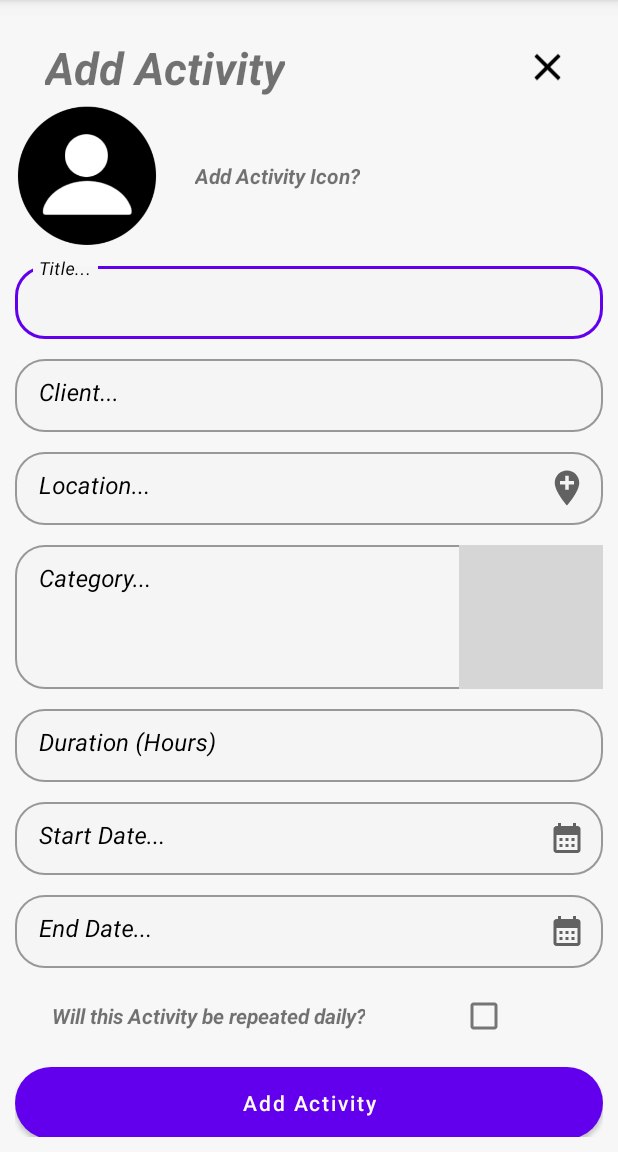
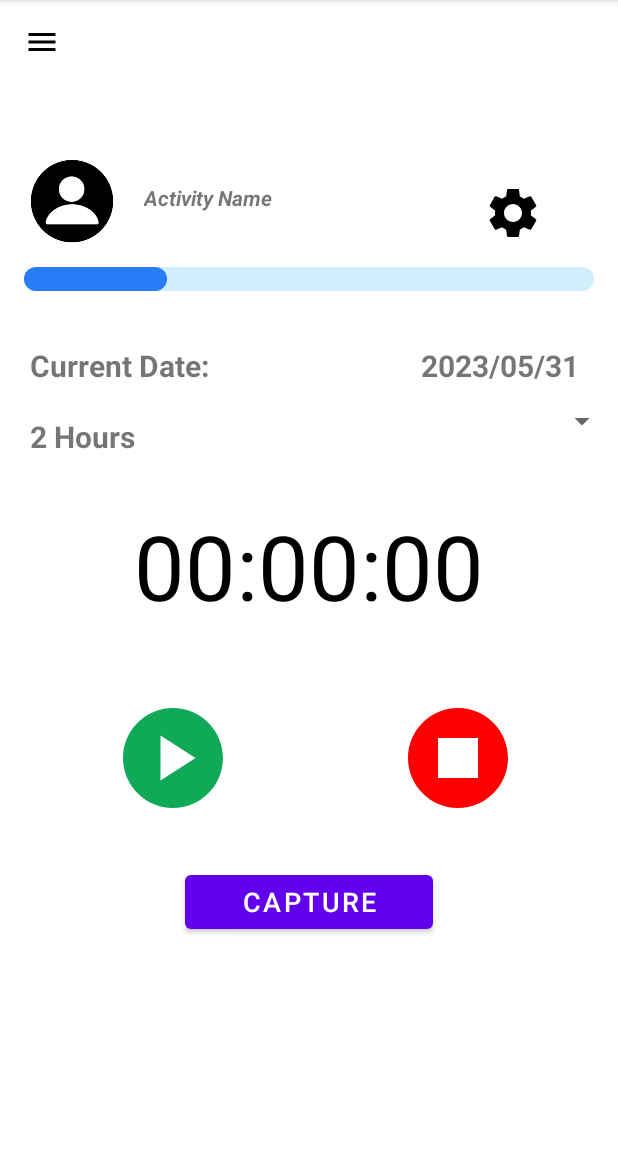
Before and after one commit to GabrielGrobb/opsc7311_part2, an Android app: the screen it shows after launch (AddActivity before the commit, TestActivity after it), on a phone screen of 412 x 824 dp, the part 84-1236 px from its top. Run offline under Robolectric (Android 15) with nearby library versions, the phone set to English and light mode, and no system bars; 5 statements that could not run were skipped; grey boxes are pictures that could not be loaded.

Commit message:
Testing the burger menu. Added TestActivity as a dummy class to not affect other code.

```diff
--- a/app/build.gradle
+++ b/app/build.gradle
@@ -34,6 +34,7 @@ android {
 
 dependencies {
 
+    implementation 'com.google.android.material:material:1.0.0'
     implementation 'androidx.core:core-ktx:1.7.0'
     implementation 'androidx.appcompat:appcompat:1.6.1'
     implementation 'com.google.android.material:material:1.9.0'
--- /dev/null
+++ b/app/src/main/java/com/example/opsc7311_part2/TestActivity.kt
@@ -0,0 +1,84 @@
+package com.example.opsc7311_part2
+
+import android.content.Intent
+import androidx.appcompat.app.AppCompatActivity
+import android.os.Bundle
+import android.view.Menu
+import android.view.MenuItem
+import android.widget.TextView
+import android.widget.Toolbar
+import androidx.appcompat.app.ActionBarDrawerToggle
+import androidx.core.view.GravityCompat
+import androidx.drawerlayout.widget.DrawerLayout
+import com.google.android.material.navigation.NavigationView
+
+class TestActivity : AppCompatActivity() {
+    //Variables
+    lateinit var drawerLayout: DrawerLayout
+
+    lateinit var navigationView: NavigationView
+
+    lateinit var toolbar: Toolbar
+
+    lateinit var menu: Menu
+
+    lateinit var textView: TextView
+
+
+    override fun onCreate(savedInstanceState: Bundle?)
+    {
+        super.onCreate(savedInstanceState)
+        setContentView(R.layout.activity_test)
+
+        drawerLayout = findViewById<DrawerLayout>(R.id.drawer_layout)
+
+        navigationView = findViewById<NavigationView>(R.id.nav_view)
+
+        toolbar = findViewById<Toolbar>(R.id.nav_toolbar)
+
+        setSupportActionBar(toolbar.findViewById(R.id.nav_toolbar))
+
+        navigationView.bringToFront()
+
+        val toggle = ActionBarDrawerToggle(this, drawerLayout, toolbar.findViewById(R.id.nav_toolbar), R.string.navigation_drawer_open, R.string.navigation_drawer_close)
+        drawerLayout.addDrawerListener(toggle)
+        toggle.syncState()
+
+        //navigationView.setNavigationItemSelectedListener(this)
+
+        navigationView.setCheckedItem(R.id.nav_home)
+    }
+
+    override fun onBackPressed()
+    {
+        if (drawerLayout.isDrawerOpen(GravityCompat.START))
+        {
+            drawerLayout.closeDrawer(GravityCompat.START)
+        } else {
+            super.onBackPressed()
+        }
+    }
+
+    /*fun onNavigationItemSelected(menuItem: MenuItem): Boolean {
+        when (menuItem.itemId) {
+            R.id.nav_home -> {}
+            R.id.nav_bus -> {
+                val intent = Intent(this@MainActivity, Bus::class.java)
+                startActivity(intent)
+            }
+            R.id.nav_login -> {
+                menu.findItem(R.id.nav_logout).isVisible = true
+                menu.findItem(R.id.nav_account).isVisible = true
+                menu.findItem(R.id.nav_login).isVisible = false
+            }
+            R.id.nav_logout -> {
+                menu.findItem(R.id.nav_logout).isVisible = false
+                menu.findItem(R.id.nav_profile).isVisible = false
+                menu.findItem(R.id.nav_login).isVisible = true
+            }
+            R.id.nav_share -> Toast.makeText(this, "Share", Toast.LENGTH_SHORT).show()
+        }
+        drawerLayout.closeDrawer(GravityCompat.START)
+        return true
+    }*/
+}
--- /dev/null
+++ b/app/src/main/res/drawable/achievements_icon.xml
@@ -0,0 +1,5 @@
+<vector android:height="24dp" android:tint="#000000"
+    android:viewportHeight="24" android:viewportWidth="24"
+    android:width="24dp" xmlns:android="http://schemas.android.com/apk/res/android">
+    <path android:fillColor="@android:color/white" android:pathData="M19,5h-2V3H7v2H5C3.9,5 3,5.9 3,7v1c0,2.55 1.92,4.63 4.39,4.94c0.63,1.5 1.98,2.63 3.61,2.96V19H7v2h10v-2h-4v-3.1c1.63,-0.33 2.98,-1.46 3.61,-2.96C19.08,12.63 21,10.55 21,8V7C21,5.9 20.1,5 19,5zM5,8V7h2v3.82C5.84,10.4 5,9.3 5,8zM19,8c0,1.3 -0.84,2.4 -2,2.82V7h2V8z"/>
+</vector>
--- /dev/null
+++ b/app/src/main/res/drawable/graph_icon.xml
@@ -0,0 +1,5 @@
+<vector android:height="24dp" android:tint="#000000"
+    android:viewportHeight="24" android:viewportWidth="24"
+    android:width="24dp" xmlns:android="http://schemas.android.com/apk/res/android">
+    <path android:fillColor="@android:color/white" android:pathData="M14.06,9.94L12,9l2.06,-0.94L15,6l0.94,2.06L18,9l-2.06,0.94L15,12L14.06,9.94zM4,14l0.94,-2.06L7,11l-2.06,-0.94L4,8l-0.94,2.06L1,11l2.06,0.94L4,14zM8.5,9l1.09,-2.41L12,5.5L9.59,4.41L8.5,2L7.41,4.41L5,5.5l2.41,1.09L8.5,9zM4.5,20.5l6,-6.01l4,4L23,8.93l-1.41,-1.41l-7.09,7.97l-4,-4L3,19L4.5,20.5z"/>
+</vector>
--- /dev/null
+++ b/app/src/main/res/drawable/home_icon.xml
@@ -0,0 +1,5 @@
+<vector android:height="24dp" android:tint="#000000"
+    android:viewportHeight="24" android:viewportWidth="24"
+    android:width="24dp" xmlns:android="http://schemas.android.com/apk/res/android">
+    <path android:fillColor="@android:color/white" android:pathData="M10,20v-6h4v6h5v-8h3L12,3 2,12h3v8z"/>
+</vector>
--- /dev/null
+++ b/app/src/main/res/drawable/logout_icon.xml
@@ -0,0 +1,5 @@
+<vector android:autoMirrored="true" android:height="24dp"
+    android:tint="#000000" android:viewportHeight="24"
+    android:viewportWidth="24" android:width="24dp" xmlns:android="http://schemas.android.com/apk/res/android">
+    <path android:fillColor="@android:color/white" android:pathData="M10,9V5l-7,7 7,7v-4.1c5,0 8.5,1.6 11,5.1 -1,-5 -4,-10 -11,-11z"/>
+</vector>
--- /dev/null
+++ b/app/src/main/res/drawable/schedule_icon.xml
@@ -0,0 +1,6 @@
+<vector android:height="24dp" android:tint="#000000"
+    android:viewportHeight="24" android:viewportWidth="24"
+    android:width="24dp" xmlns:android="http://schemas.android.com/apk/res/android">
+    <path android:fillColor="@android:color/white" android:pathData="M9,1h6v2h-6z"/>
+    <path android:fillColor="@android:color/white" android:pathData="M19.03,7.39l1.42,-1.42c-0.43,-0.51 -0.9,-0.99 -1.41,-1.41l-1.42,1.42C16.07,4.74 14.12,4 12,4c-4.97,0 -9,4.03 -9,9c0,4.97 4.02,9 9,9s9,-4.03 9,-9C21,10.88 20.26,8.93 19.03,7.39zM13,14h-2V8h2V14z"/>
+</vector>
--- a/app/src/main/res/layout/activity_capture_task.xml
+++ b/app/src/main/res/layout/activity_capture_task.xml
@@ -11,18 +11,28 @@
         android:layout_height="match_parent"
         android:orientation="vertical">
 
+
         <!--<androidx.appcompat.widget.Toolbar
             android:id="@+id/nav_toolbar"
-            android:layout_width="match_parent"
+            android:layout_width="0dp"
             android:layout_height="wrap_content"
             android:background="?attr/colorPrimary"
             android:minHeight="?attr/actionBarSize"
             android:theme="?attr/actionBarTheme" />-->
 
+        <androidx.appcompat.widget.Toolbar
+            android:id="@+id/nav_toolbar"
+            android:layout_width="56dp"
+            android:layout_height="wrap_content"
+            android:background="#00008577"
+            android:minHeight="?attr/actionBarSize"
+            android:theme="?attr/actionBarTheme"
+            app:navigationIcon="@drawable/menu" />
+
         <LinearLayout
             android:layout_width="match_parent"
             android:layout_height="wrap_content"
-            android:layout_marginTop="100dp"
+            android:layout_marginTop="50dp"
             android:orientation="horizontal">
 
             <ImageView
--- /dev/null
+++ b/app/src/main/res/layout/activity_test.xml
@@ -0,0 +1,203 @@
+<?xml version="1.0" encoding="utf-8"?>
+<androidx.drawerlayout.widget.DrawerLayout xmlns:android="http://schemas.android.com/apk/res/android"
+    xmlns:app="http://schemas.android.com/apk/res-auto"
+    xmlns:tools="http://schemas.android.com/tools"
+    android:layout_width="match_parent"
+    android:layout_height="match_parent"
+    android:id="@+id/drawer_layout"
+    tools:context=".TestActivity"
+    android:fitsSystemWindows="true"
+    tools:openDrawer="start">
+
+    <com.google.android.material.navigation.NavigationView
+        android:layout_width="wrap_content"
+        android:layout_height="match_parent"
+        android:id="@+id/nav_view"
+        app:headerLayout="@layout/header"
+        app:menu="@menu/main_menu"
+        android:layout_gravity="start"/>
+
+    <ScrollView
+        android:layout_width="match_parent"
+        android:layout_height="match_parent">
+
+
+        <LinearLayout
+            android:layout_width="match_parent"
+            android:layout_height="wrap_content"
+            android:orientation="vertical">
+
+            <!--<androidx.appcompat.widget.Toolbar
+                android:id="@+id/nav_toolbar"
+                android:layout_width="56dp"
+                android:layout_height="wrap_content"
+                android:background="#00008577"
+                android:minHeight="?attr/actionBarSize"
+                android:theme="?attr/actionBarTheme"
+                app:navigationIcon="@drawable/menu" />-->
+
+            <com.google.android.material.appbar.MaterialToolbar
+                android:id="@+id/nav_toolbar"
+                android:layout_width="match_parent"
+                android:layout_height="wrap_content"
+                android:background="#00008577"
+                android:minHeight="?attr/actionBarSize"
+                android:theme="?attr/actionBarTheme"
+                app:navigationIcon="@drawable/menu" />
+
+            <LinearLayout
+                android:layout_width="match_parent"
+                android:layout_height="wrap_content"
+                android:layout_marginTop="50dp"
+                android:orientation="horizontal">
+
+                <ImageView
+                    android:id="@+id/imageView"
+                    android:layout_width="73dp"
+                    android:layout_height="match_parent"
+                    android:layout_weight="1"
+                    app:srcCompat="@drawable/default_profile" />
+
+                <TextView
+                    android:id="@+id/txtActivityName"
+                    android:layout_width="wrap_content"
+                    android:layout_height="wrap_content"
+                    android:layout_marginTop="16dp"
+                    android:layout_toRightOf="@id/imageView"
+                    android:layout_weight="4"
+                    android:text="Activity Name"
+                    android:textStyle="italic|bold" />
+
+                <ImageView
+                    android:id="@+id/activitySettingsIcon"
+                    android:layout_width="40dp"
+                    android:layout_height="40dp"
+                    android:layout_marginLeft="50dp"
+                    android:layout_marginTop="16dp"
+                    android:layout_marginRight="50dp"
+
+                    app:srcCompat="@drawable/settings" />
+
+            </LinearLayout>
+
+
+            <ProgressBar
+                android:id="@+id/progressBar"
+                style="?android:attr/progressBarStyleHorizontal"
+                android:layout_width="match_parent"
+                android:layout_height="wrap_content"
+                android:layout_marginLeft="16dp"
+                android:layout_marginTop="16dp"
+                android:layout_marginRight="16dp"
+                android:layout_marginBottom="16dp"
+                android:progress="25"
+                android:progressDrawable="@drawable/custom_progress_bg" />
+
+            <LinearLayout
+                android:layout_width="match_parent"
+                android:layout_height="wrap_content"
+                android:orientation="horizontal">
+
+                <TextView
+                    android:id="@+id/txtvCurrentDate"
+                    android:layout_width="wrap_content"
+                    android:layout_height="wrap_content"
+                    android:layout_weight="1"
+                    android:paddingLeft="20dp"
+                    android:paddingTop="20dp"
+                    android:text="@string/activity_current_date"
+                    android:textSize="20dp"
+                    android:textStyle="bold" />
+
+                <TextView
+                    android:id="@+id/CurrentDate"
+                    android:layout_width="29dp"
+                    android:layout_height="wrap_content"
+                    android:layout_weight="1"
+                    android:paddingLeft="20dp"
+                    android:paddingTop="20dp"
+                    android:text="2023/05/31"
+                    android:textSize="20dp"
+                    android:textStyle="bold" />
+
+
+            </LinearLayout>
+
+            <LinearLayout
+                android:layout_width="match_parent"
+                android:layout_height="wrap_content"
+                android:orientation="horizontal">
+
+                <TextView
+                    android:id="@+id/txtvDuration"
+                    android:layout_width="wrap_content"
+                    android:layout_height="wrap_content"
+                    android:layout_weight="1"
+                    android:paddingLeft="20dp"
+                    android:paddingTop="20dp"
+                    android:text="2 Hours"
+                    android:textSize="20dp"
+                    android:textStyle="bold" />
+
+                <Spinner
+                    android:id="@+id/dropDownTimeFormat"
+                    android:layout_width="150dp"
+                    android:layout_height="match_parent" />
+
+
+            </LinearLayout>
+
+            <TextView
+                android:id="@+id/txtTimerCounter"
+                android:layout_width="wrap_content"
+                android:layout_height="wrap_content"
+                android:layout_gravity="center"
+                android:layout_marginTop="32dp"
+                android:layout_marginBottom="32dp"
+                android:text="00:00:00"
+                android:textColor="@color/black"
+                android:textSize="60dp" />
+
+            <LinearLayout
+                android:layout_width="match_parent"
+                android:layout_height="wrap_content"
+                android:layout_marginTop="16dp"
+                android:orientation="horizontal">
+
+                <ImageButton
+                    android:id="@+id/btnPlay"
+                    android:layout_width="190dp"
+                    android:layout_height="80dp"
+                    android:layout_gravity="left"
+                    android:layout_marginLeft="20dp"
+                    android:background="@color/white"
+                    app:srcCompat="@drawable/baseline_play_circle_24" />
+
+                <ImageButton
+                    android:id="@+id/btnStop"
+                    android:layout_width="190dp"
+                    android:layout_height="80dp"
+                    android:layout_gravity="right"
+                    android:layout_marginRight="20dp"
+                    android:background="@color/white"
+                    app:srcCompat="@drawable/baseline_stop_circle_24" />
+
+
+            </LinearLayout>
+
+
+            <Button
+                android:id="@+id/btnCapture"
+                android:layout_width="165dp"
+                android:layout_height="wrap_content"
+                android:layout_gravity="center"
+                android:layout_marginTop="32dp"
+                android:text="@string/capture_text"
+                android:textSize="18dp" />
+
+
+        </LinearLayout>
+
+    </ScrollView>
+
+</androidx.drawerlayout.widget.DrawerLayout>
--- /dev/null
+++ b/app/src/main/res/layout/header.xml
@@ -0,0 +1,23 @@
+<?xml version="1.0" encoding="utf-8"?>
+<LinearLayout xmlns:android="http://schemas.android.com/apk/res/android"
+    android:orientation="vertical"
+    android:layout_width="match_parent"
+    android:layout_height="200dp"
+    android:gravity="bottom">
+
+    <ImageView
+        android:layout_width="75dp"
+        android:layout_height="75dp"
+        android:src="@drawable/default_profile"
+        android:layout_marginLeft="20dp"/>
+
+    <TextView
+        android:id="@+id/txtUsername"
+        android:layout_width="wrap_content"
+        android:layout_height="wrap_content"
+        android:layout_marginLeft="20dp"
+        android:fontFamily="sans-serif-black"
+        android:text="Username.."
+        android:textSize="18dp" />
+
+</LinearLayout>
--- /dev/null
+++ b/app/src/main/res/menu/main_menu.xml
@@ -0,0 +1,30 @@
+<?xml version="1.0" encoding="utf-8"?>
+<menu xmlns:android="http://schemas.android.com/apk/res/android">
+
+    <group android:checkableBehavior="single">
+        <item
+            android:id="@+id/nav_home"
+            android:title="Home"
+            android:icon="@drawable/home_icon"/>
+        <item
+            android:id="@+id/nav_schedule"
+            android:title="Schedule"
+            android:icon="@drawable/schedule_icon"/>
+        <item
+            android:id="@+id/nav_achievements"
+            android:title="Achievements"
+            android:icon="@drawable/achievements_icon"/>
+        <item
+            android:id="@+id/nav_graph"
+            android:title="Graph"
+            android:icon="@drawable/graph_icon"/>
+        <item
+            android:id="@+id/nav_account"
+            android:title="Account Settings"
+            android:icon="@drawable/settings"/>
+        <item
+            android:id="@+id/nav_logout"
+            android:title="Logout"
+            android:icon="@drawable/logout_icon"/>
+    </group>
+</menu>
--- a/app/src/main/res/values/strings.xml
+++ b/app/src/main/res/values/strings.xml
@@ -42,5 +42,8 @@
         <item>Min</item>
         <item>Sec</item>
     </string-array>
+    -- Testing burger menu
+    <string name="navigation_drawer_open">Open naviagtion drawer</string>
+    <string name="navigation_drawer_close">Close naviagtion drawer</string>>
 
 </resources>
```
Also changed, not shown: app/src/main/AndroidManifest.xml (+14 -3 lines).
